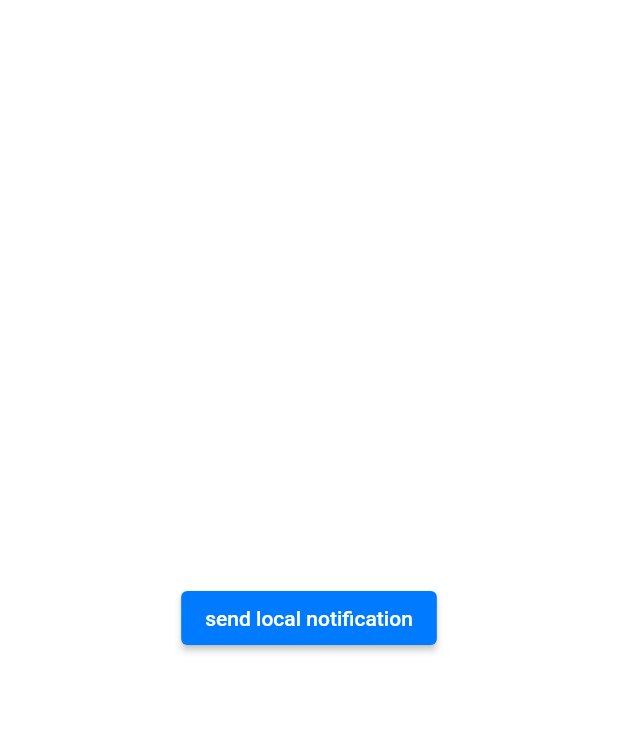
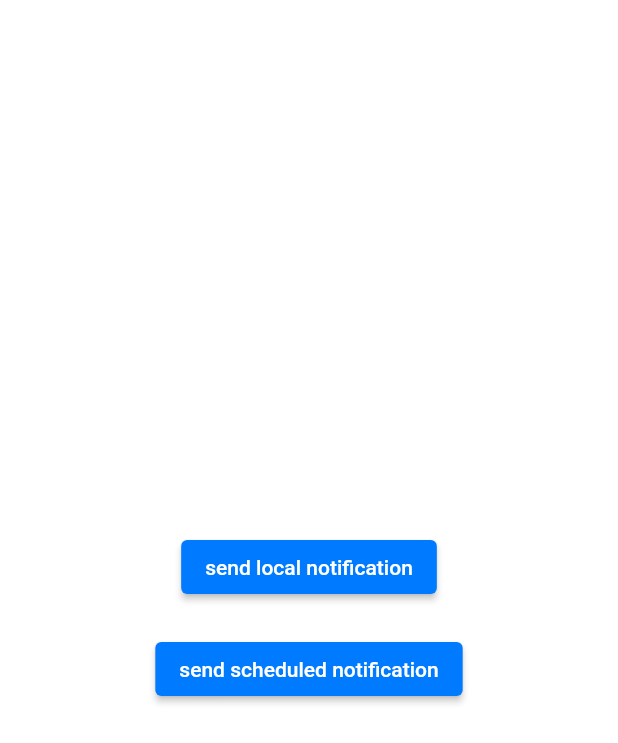
Before and after one commit to sasaki-q/AWS_SNS_Notification, a Flutter app: the screen it shows after launch, on a phone screen of 412 x 824 dp. Shown: the top 743 px of the screen. Run offline on Flutter 3.47's test engine with Material 2 defaults, Android fonts, the phone set to English and light mode, and no system bars; our stand-ins replace firebase_core, flutter_local_notifications, flutter_riverpod, timezone; accounts and stored records are empty.

Commit message:
Add scheduled notification

```diff
--- a/lib/screens/home_screen.dart
+++ b/lib/screens/home_screen.dart
@@ -20,7 +20,16 @@ class HomeScreen extends ConsumerWidget {
               },
               child: const Text("send local notification"),
             ),
-          )
+          ),
+          const SizedBox(height: 20),
+          Center(
+            child: ElevatedButton(
+              onPressed: () async {
+                await showMyScheduledNotification();
+              },
+              child: const Text("send scheduled notification"),
+            ),
+          ),
         ],
       ),
     );
--- a/pubspec.yaml
+++ b/pubspec.yaml
@@ -12,6 +12,7 @@ dependencies:
   flutter:
     sdk: flutter
 
+  timezone: ^0.8.0
   cupertino_icons: ^1.0.2
 
   # state management
```
Also changed, not shown: lib/common/notification/function.dart (+20 -0 lines), pubspec.lock.
